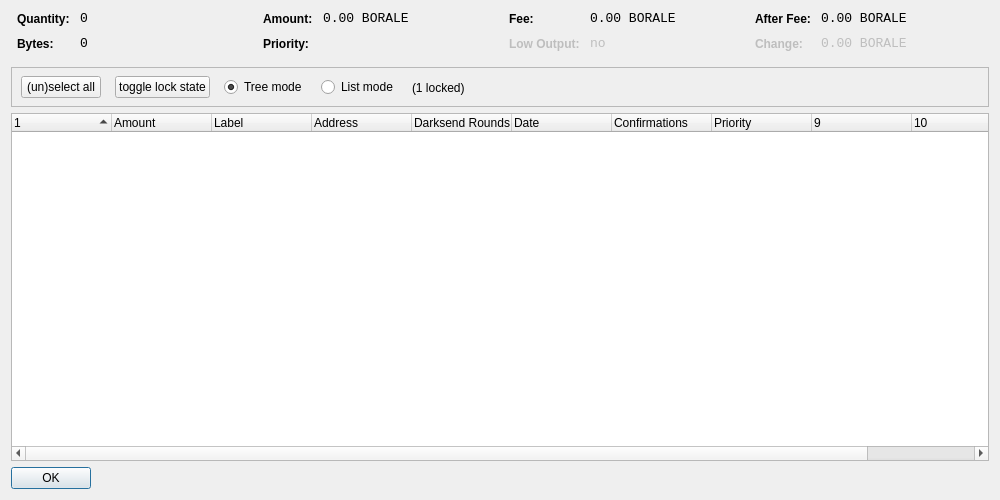
Before: the Qt Designer form src/qt/forms/coincontroldialog.ui in tonyzenwinski/BoraCoin, drawn with Qt 5.
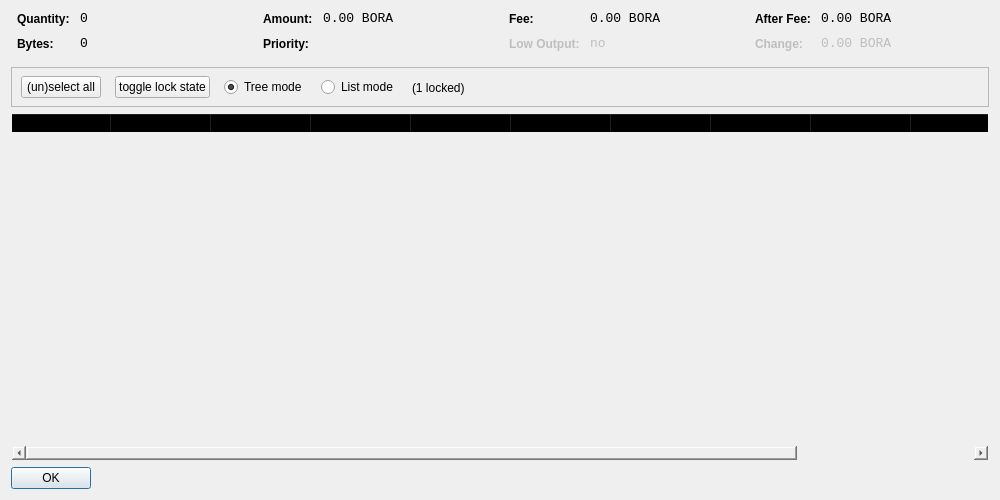
After: the same form once the commit is applied. Custom widgets are drawn as their Qt base class.

Patch:
```diff
--- a/src/qt/forms/coincontroldialog.ui
+++ b/src/qt/forms/coincontroldialog.ui
@@ -141,7 +141,7 @@
           <enum>Qt::ActionsContextMenu</enum>
          </property>
          <property name="text">
-          <string notr="true">0.00 BORALE</string>
+          <string notr="true">0.00 BORA</string>
          </property>
          <property name="textInteractionFlags">
           <set>Qt::LinksAccessibleByMouse|Qt::TextSelectableByKeyboard|Qt::TextSelectableByMouse</set>
@@ -221,7 +221,7 @@
           <enum>Qt::ActionsContextMenu</enum>
          </property>
          <property name="text">
-          <string notr="true">0.00 BORALE</string>
+          <string notr="true">0.00 BORA</string>
          </property>
          <property name="textInteractionFlags">
           <set>Qt::LinksAccessibleByMouse|Qt::TextSelectableByKeyboard|Qt::TextSelectableByMouse</set>
@@ -307,7 +307,7 @@
           <enum>Qt::ActionsContextMenu</enum>
          </property>
          <property name="text">
-          <string notr="true">0.00 BORALE</string>
+          <string notr="true">0.00 BORA</string>
          </property>
          <property name="textInteractionFlags">
           <set>Qt::LinksAccessibleByMouse|Qt::TextSelectableByKeyboard|Qt::TextSelectableByMouse</set>
@@ -345,7 +345,7 @@
           <enum>Qt::ActionsContextMenu</enum>
          </property>
          <property name="text">
-          <string notr="true">0.00 BORALE</string>
+          <string notr="true">0.00 BORA</string>
          </property>
          <property name="textInteractionFlags">
           <set>Qt::LinksAccessibleByMouse|Qt::TextSelectableByKeyboard|Qt::TextSelectableByMouse</set>
@@ -470,11 +470,14 @@
      <property name="contextMenuPolicy">
       <enum>Qt::CustomContextMenu</enum>
      </property>
+     <property name="styleSheet">
+      <string notr="true">background-color:transparent</string>
+     </property>
      <property name="sortingEnabled">
       <bool>false</bool>
      </property>
      <property name="columnCount">
-      <number>11</number>
+      <number>12</number>
      </property>
      <attribute name="headerShowSortIndicator" stdset="0">
       <bool>true</bool>
```
Left out of the diff: 2 changed lines with no effect on the pictures. Lines whose indentation alone changed are shown as unchanged.
